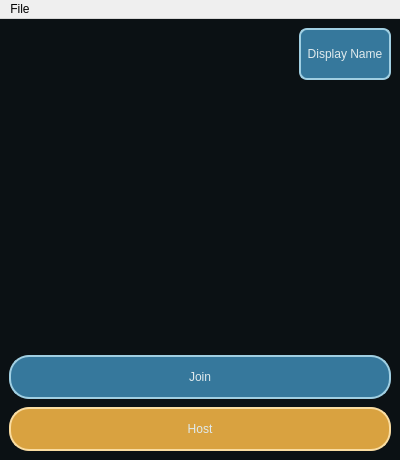
Above: app/home/mainwindow.ui from erakai/Mercury before the change. Below: the same form after it.
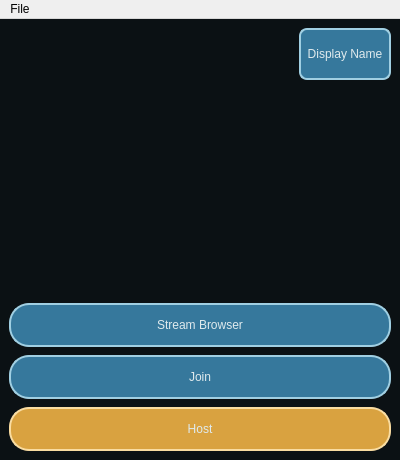
That is the form after the change. Icons and pictures are not drawn.

Commit message: [feat] added stream browser button

Diff of the .ui file:
```diff
--- a/app/home/mainwindow.ui
+++ b/app/home/mainwindow.ui
@@ -157,6 +157,13 @@
           </property>
          </spacer>
         </item>
+        <item>
+         <widget class="QPushButton" name="streamBrowserButton">
+          <property name="text">
+           <string>Stream Browser</string>
+          </property>
+         </widget>
+        </item>
         <item>
          <widget class="QPushButton" name="joinButton">
           <property name="sizePolicy">
```
Left out of the diff: 2 changed lines with no effect on the pictures. The commit also changes 2 other files.
